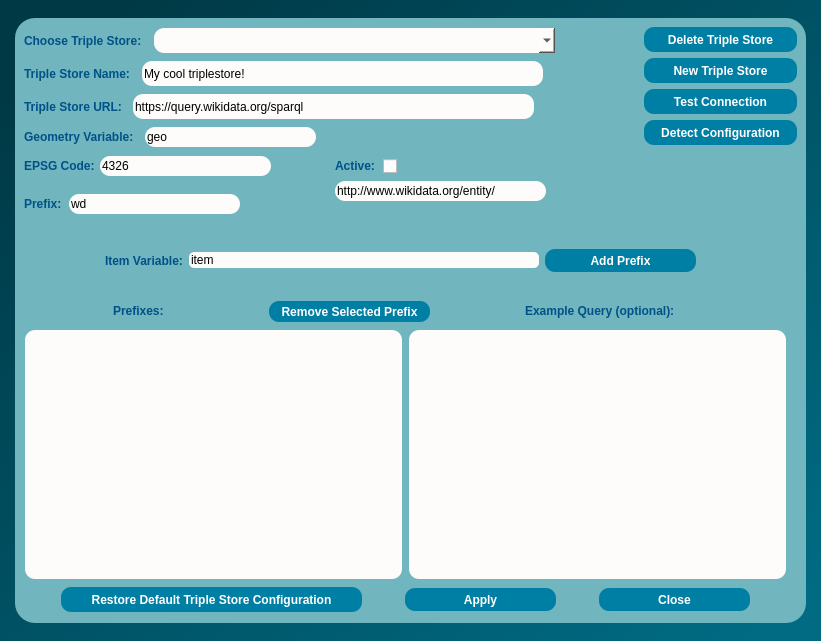
The window that dialogs/ui/triplestoredialog.ui (sparqlunicorn/sparqlunicornGoesGIS) describes before a commit, drawn with Qt 5.
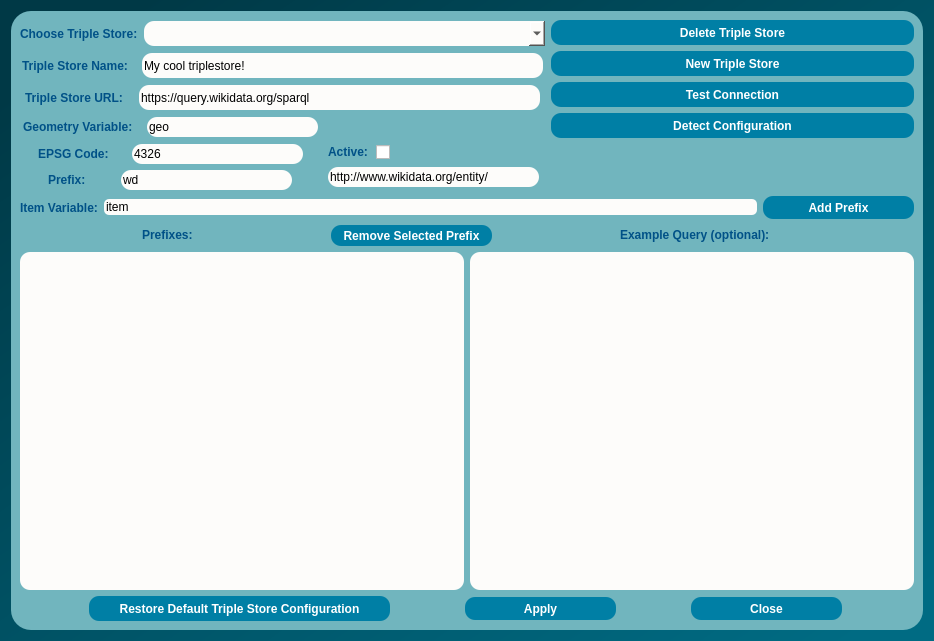
The same window after the commit.

The edit to the form file:
```diff
--- a/dialogs/ui/triplestoredialog.ui
+++ b/dialogs/ui/triplestoredialog.ui
@@ -6,7 +6,7 @@
    <rect>
     <x>0</x>
     <y>0</y>
-    <width>821</width>
+    <width>934</width>
     <height>641</height>
    </rect>
   </property>
@@ -32,12 +32,6 @@
        <height>605</height>
       </size>
      </property>
-     <property name="maximumSize">
-      <size>
-       <width>791</width>
-       <height>605</height>
-      </size>
-     </property>
      <property name="styleSheet">
       <string notr="true">QObject#frame{
 	background-color:qlineargradient(spread:pad, x1:0, y1:0, x2:1, y2:1, stop:0.0113636 rgba(113, 181, 190, 255));
@@ -51,285 +45,8 @@
      <property name="frameShadow">
       <enum>QFrame::Raised</enum>
      </property>
-     <widget class="QWidget" name="layoutWidget">
-      <property name="geometry">
-       <rect>
-        <x>9</x>
-        <y>281</y>
-        <width>764</width>
-        <height>315</height>
-       </rect>
-      </property>
-      <layout class="QVBoxLayout" name="verticalLayout_6">
-       <item>
-        <layout class="QHBoxLayout" name="horizontalLayout_9">
-         <item>
-          <widget class="QLabel" name="prefixListLabel">
-           <property name="maximumSize">
-            <size>
-             <width>61</width>
-             <height>16</height>
-            </size>
-           </property>
-           <property name="font">
-            <font>
-             <pointsize>9</pointsize>
-             <weight>75</weight>
-             <bold>true</bold>
-            </font>
-           </property>
-           <property name="styleSheet">
-            <string notr="true">color:rgb(0, 81, 135);</string>
-           </property>
-           <property name="text">
-            <string>Prefixes:</string>
-           </property>
-          </widget>
-         </item>
-         <item>
-          <widget class="QPushButton" name="removePrefixButton">
-           <property name="minimumSize">
-            <size>
-             <width>161</width>
-             <height>21</height>
-            </size>
-           </property>
-           <property name="maximumSize">
-            <size>
-             <width>161</width>
-             <height>21</height>
-            </size>
-           </property>
-           <property name="font">
-            <font>
-             <pointsize>9</pointsize>
-             <weight>75</weight>
-             <bold>true</bold>
-            </font>
-           </property>
-           <property name="cursor">
-            <cursorShape>PointingHandCursor</cursorShape>
-           </property>
-           <property name="styleSheet">
-            <string notr="true">background-color:rgb(0, 127, 165);
-border-radius:10px;
-color: rgb(255, 255, 255);</string>
-           </property>
-           <property name="text">
-            <string>Remove Selected Prefix</string>
-           </property>
-          </widget>
-         </item>
-         <item>
-          <widget class="QLabel" name="exampleQueryLabel">
-           <property name="maximumSize">
-            <size>
-             <width>171</width>
-             <height>16</height>
-            </size>
-           </property>
-           <property name="font">
-            <font>
-             <pointsize>9</pointsize>
-             <weight>75</weight>
-             <bold>true</bold>
-            </font>
-           </property>
-           <property name="styleSheet">
-            <string notr="true">color:rgb(0, 81, 135);</string>
-           </property>
-           <property name="text">
-            <string>Example Query (optional):</string>
-           </property>
-          </widget>
-         </item>
-        </layout>
-       </item>
-       <item>
-        <layout class="QHBoxLayout" name="horizontalLayout_8">
-         <item>
-          <widget class="QListWidget" name="prefixList">
-           <property name="minimumSize">
-            <size>
-             <width>377</width>
-             <height>249</height>
-            </size>
-           </property>
-           <property name="maximumSize">
-            <size>
-             <width>377</width>
-             <height>249</height>
-            </size>
-           </property>
-           <property name="font">
-            <font>
-             <weight>75</weight>
-             <bold>true</bold>
-            </font>
-           </property>
-           <property name="styleSheet">
-            <string notr="true">border-radius:10px;
-
-border-color:rgb(45, 45, 45);
-
-background-color: rgb(253, 252, 250);</string>
-           </property>
-          </widget>
-         </item>
-         <item>
-          <widget class="QPlainTextEdit" name="exampleQuery">
-           <property name="minimumSize">
-            <size>
-             <width>377</width>
-             <height>249</height>
-            </size>
-           </property>
-           <property name="maximumSize">
-            <size>
-             <width>377</width>
-             <height>249</height>
-            </size>
-           </property>
-           <property name="styleSheet">
-            <string notr="true">border-radius:10px;
-
-border-color:rgb(45, 45, 45);
-
-background-color: rgb(253, 252, 250);</string>
-           </property>
-          </widget>
-         </item>
-        </layout>
-       </item>
-       <item>
-        <layout class="QHBoxLayout" name="horizontalLayout_10">
-         <item>
-          <widget class="QPushButton" name="resetConfiguration">
-           <property name="minimumSize">
-            <size>
-             <width>301</width>
-             <height>25</height>
-            </size>
-           </property>
-           <property name="maximumSize">
-            <size>
-             <width>301</width>
-             <height>25</height>
-            </size>
-           </property>
-           <property name="font">
-            <font>
-             <pointsize>9</pointsize>
-             <weight>75</weight>
-             <bold>true</bold>
-            </font>
-           </property>
-           <property name="cursor">
-            <cursorShape>PointingHandCursor</cursorShape>
-           </property>
-           <property name="styleSheet">
-            <string notr="true">background-color:rgb(0, 127, 165);
-border-radius:10px;
-color: rgb(255, 255, 255);</string>
-           </property>
-           <property name="text">
-            <string>Restore Default Triple Store Configuration</string>
-           </property>
-          </widget>
-         </item>
-         <item>
-          <widget class="QPushButton" name="tripleStoreApplyButton">
-           <property name="minimumSize">
-            <size>
-             <width>151</width>
-             <height>23</height>
-            </size>
-           </property>
-           <property name="maximumSize">
-            <size>
-             <width>151</width>
-             <height>23</height>
-            </size>
-           </property>
-           <property name="font">
-            <font>
-             <pointsize>9</pointsize>
-             <weight>75</weight>
-             <bold>true</bold>
-            </font>
-           </property>
-           <property name="cursor">
-            <cursorShape>PointingHandCursor</cursorShape>
-           </property>
-           <property name="styleSheet">
-            <string notr="true">background-color:rgb(0, 127, 165);
-border-radius:10px;
-color: rgb(255, 255, 255);</string>
-           </property>
-           <property name="text">
-            <string>Apply</string>
-           </property>
-          </widget>
-         </item>
-         <item>
-          <widget class="QPushButton" name="tripleStoreCloseButton">
-           <property name="minimumSize">
-            <size>
-             <width>151</width>
-             <height>23</height>
-            </size>
-           </property>
-           <property name="maximumSize">
-            <size>
-             <width>151</width>
-             <height>23</height>
-            </size>
-           </property>
-           <property name="font">
-            <font>
-             <pointsize>9</pointsize>
-             <weight>75</weight>
-             <bold>true</bold>
-            </font>
-           </property>
-           <property name="cursor">
-            <cursorShape>PointingHandCursor</cursorShape>
-           </property>
-           <property name="styleSheet">
-            <string notr="true">background-color:rgb(0, 127, 165);
-border-radius:10px;
-color: rgb(255, 255, 255);</string>
-           </property>
-           <property name="text">
-            <string>Close</string>
-           </property>
-          </widget>
-         </item>
-        </layout>
-       </item>
-      </layout>
-     </widget>
-     <widget class="QWidget" name="layoutWidget">
-      <property name="geometry">
-       <rect>
-        <x>9</x>
-        <y>9</y>
-        <width>533</width>
-        <height>27</height>
-       </rect>
-      </property>
-      <property name="minimumSize">
-       <size>
-        <width>533</width>
-        <height>27</height>
-       </size>
-      </property>
-      <property name="maximumSize">
-       <size>
-        <width>533</width>
-        <height>27</height>
-       </size>
-      </property>
+     <layout class="QGridLayout" name="gridLayout_2">
+      <item row="0" column="0" colspan="2">
       <layout class="QHBoxLayout" name="horizontalLayout">
        <item>
         <widget class="QLabel" name="tripleStoreChooserLabel">
@@ -383,16 +100,8 @@
         </widget>
        </item>
       </layout>
-     </widget>
-     <widget class="QWidget" name="layoutWidget">
-      <property name="geometry">
-       <rect>
-        <x>629</x>
-        <y>9</y>
-        <width>153</width>
-        <height>120</height>
-       </rect>
-      </property>
+      </item>
+      <item row="0" column="2" rowspan="4">
       <layout class="QVBoxLayout" name="verticalLayout">
        <item>
         <widget class="QPushButton" name="deleteTripleStore">
@@ -507,28 +216,8 @@
         </widget>
        </item>
       </layout>
-     </widget>
-     <widget class="QWidget" name="layoutWidget">
-      <property name="geometry">
-       <rect>
-        <x>9</x>
-        <y>42</y>
-        <width>521</width>
-        <height>27</height>
-       </rect>
-      </property>
-      <property name="minimumSize">
-       <size>
-        <width>521</width>
-        <height>27</height>
-       </size>
-      </property>
-      <property name="maximumSize">
-       <size>
-        <width>521</width>
-        <height>27</height>
-       </size>
-      </property>
+      </item>
+      <item row="1" column="0" colspan="2">
       <layout class="QHBoxLayout" name="horizontalLayout_2">
        <item>
         <widget class="QLabel" name="tripleStoreNameLabel">
@@ -580,28 +269,8 @@
         </widget>
        </item>
       </layout>
-     </widget>
-     <widget class="QWidget" name="layoutWidget">
-      <property name="geometry">
-       <rect>
-        <x>9</x>
-        <y>75</y>
-        <width>512</width>
-        <height>27</height>
-       </rect>
-      </property>
-      <property name="minimumSize">
-       <size>
-        <width>512</width>
-        <height>27</height>
-       </size>
-      </property>
-      <property name="maximumSize">
-       <size>
-        <width>512</width>
-        <height>27</height>
-       </size>
-      </property>
+      </item>
+      <item row="2" column="0" colspan="2">
       <layout class="QHBoxLayout" name="horizontalLayout_3">
        <item>
         <widget class="QLabel" name="tripleStoreLabel">
@@ -653,28 +322,8 @@
         </widget>
        </item>
       </layout>
-     </widget>
-     <widget class="QWidget" name="layoutWidget">
-      <property name="geometry">
-       <rect>
-        <x>9</x>
-        <y>108</y>
-        <width>294</width>
-        <height>22</height>
-       </rect>
-      </property>
-      <property name="minimumSize">
-       <size>
-        <width>294</width>
-        <height>22</height>
-       </size>
-      </property>
-      <property name="maximumSize">
-       <size>
-        <width>294</width>
-        <height>22</height>
-       </size>
-      </property>
+      </item>
+      <item row="3" column="0">
       <layout class="QHBoxLayout" name="horizontalLayout_4">
        <item>
         <widget class="QLabel" name="queryVarLabel">
@@ -726,28 +375,8 @@
         </widget>
        </item>
       </layout>
-     </widget>
-     <widget class="QWidget" name="layoutWidget">
-      <property name="geometry">
-       <rect>
-        <x>9</x>
-        <y>137</y>
-        <width>249</width>
-        <height>22</height>
-       </rect>
-      </property>
-      <property name="minimumSize">
-       <size>
-        <width>249</width>
-        <height>22</height>
-       </size>
-      </property>
-      <property name="maximumSize">
-       <size>
-        <width>249</width>
-        <height>22</height>
-       </size>
-      </property>
+      </item>
+      <item row="4" column="0">
       <layout class="QHBoxLayout" name="horizontalLayout_5">
        <item>
         <widget class="QLabel" name="epsgLabel">
@@ -799,89 +428,8 @@
         </widget>
        </item>
       </layout>
-     </widget>
-     <widget class="QWidget" name="layoutWidget">
-      <property name="geometry">
-       <rect>
-        <x>9</x>
-        <y>175</y>
-        <width>218</width>
-        <height>22</height>
-       </rect>
-      </property>
-      <property name="minimumSize">
-       <size>
-        <width>218</width>
-        <height>22</height>
-       </size>
-      </property>
-      <property name="maximumSize">
-       <size>
-        <width>218</width>
-        <height>22</height>
-       </size>
-      </property>
-      <layout class="QHBoxLayout" name="horizontalLayout_6">
-       <item>
-        <widget class="QLabel" name="tripleStorePrefixNameLabel">
-         <property name="maximumSize">
-          <size>
-           <width>39</width>
-           <height>20</height>
-          </size>
-         </property>
-         <property name="font">
-          <font>
-           <pointsize>9</pointsize>
-           <weight>75</weight>
-           <bold>true</bold>
-          </font>
-         </property>
-         <property name="styleSheet">
-          <string notr="true">color:rgb(0, 81, 135);</string>
-         </property>
-         <property name="text">
-          <string>Prefix:</string>
-         </property>
-        </widget>
-       </item>
-       <item>
-        <widget class="QLineEdit" name="tripleStorePrefixNameEdit">
-         <property name="minimumSize">
-          <size>
-           <width>171</width>
-           <height>20</height>
-          </size>
-         </property>
-         <property name="maximumSize">
-          <size>
-           <width>171</width>
-           <height>20</height>
-          </size>
-         </property>
-         <property name="styleSheet">
-          <string notr="true">border-radius:10px;
-
-border-color:rgb(45, 45, 45);
-
-background-color: rgb(253, 252, 250);</string>
-         </property>
-         <property name="text">
-          <string>wd</string>
-         </property>
-        </widget>
-       </item>
-      </layout>
-     </widget>
-     <widget class="QWidget" name="layoutWidget">
-      <property name="geometry">
-       <rect>
-        <x>320</x>
-        <y>140</y>
-        <width>271</width>
-        <height>44</height>
-       </rect>
-      </property>
+      </item>
+      <item row="4" column="1" rowspan="2">
       <layout class="QVBoxLayout" name="verticalLayout_2">
        <item>
         <layout class="QHBoxLayout" name="horizontalLayout_11">
@@ -947,16 +495,61 @@
         </widget>
        </item>
       </layout>
-     </widget>
-     <widget class="QWidget" name="layoutWidget">
-      <property name="geometry">
-       <rect>
-        <x>90</x>
-        <y>230</y>
-        <width>591</width>
-        <height>25</height>
-       </rect>
-      </property>
+      </item>
+      <item row="5" column="0">
+       <layout class="QHBoxLayout" name="horizontalLayout_6">
+        <item>
+         <widget class="QLabel" name="tripleStorePrefixNameLabel">
+          <property name="maximumSize">
+           <size>
+            <width>39</width>
+            <height>20</height>
+           </size>
+          </property>
+          <property name="font">
+           <font>
+            <pointsize>9</pointsize>
+            <weight>75</weight>
+            <bold>true</bold>
+           </font>
+          </property>
+          <property name="styleSheet">
+           <string notr="true">color:rgb(0, 81, 135);</string>
+          </property>
+          <property name="text">
+           <string>Prefix:</string>
+          </property>
+         </widget>
+        </item>
+        <item>
+         <widget class="QLineEdit" name="tripleStorePrefixNameEdit">
+          <property name="minimumSize">
+           <size>
+            <width>171</width>
+            <height>20</height>
+           </size>
+          </property>
+          <property name="maximumSize">
+           <size>
+            <width>171</width>
+            <height>20</height>
+           </size>
+          </property>
+          <property name="styleSheet">
+           <string notr="true">border-radius:10px;
+
+border-color:rgb(45, 45, 45);
+
+background-color: rgb(253, 252, 250);</string>
+          </property>
+          <property name="text">
+           <string>wd</string>
+          </property>
+         </widget>
+        </item>
+       </layout>
+      </item>
+      <item row="6" column="0" colspan="3">
       <layout class="QHBoxLayout" name="horizontalLayout_12">
        <item>
         <layout class="QHBoxLayout" name="horizontalLayout_7">
@@ -1028,7 +621,246 @@
         </widget>
        </item>
       </layout>
-     </widget>
+      </item>
+      <item row="7" column="0" colspan="3">
+       <layout class="QVBoxLayout" name="verticalLayout_6">
+        <item>
+         <layout class="QHBoxLayout" name="horizontalLayout_9">
+          <item>
+           <widget class="QLabel" name="prefixListLabel">
+            <property name="maximumSize">
+             <size>
+              <width>61</width>
+              <height>16</height>
+             </size>
+            </property>
+            <property name="font">
+             <font>
+              <pointsize>9</pointsize>
+              <weight>75</weight>
+              <bold>true</bold>
+             </font>
+            </property>
+            <property name="styleSheet">
+             <string notr="true">color:rgb(0, 81, 135);</string>
+            </property>
+            <property name="text">
+             <string>Prefixes:</string>
+            </property>
+           </widget>
+          </item>
+          <item>
+           <widget class="QPushButton" name="removePrefixButton">
+            <property name="minimumSize">
+             <size>
+              <width>161</width>
+              <height>21</height>
+             </size>
+            </property>
+            <property name="maximumSize">
+             <size>
+              <width>161</width>
+              <height>21</height>
+             </size>
+            </property>
+            <property name="font">
+             <font>
+              <pointsize>9</pointsize>
+              <weight>75</weight>
+              <bold>true</bold>
+             </font>
+            </property>
+            <property name="cursor">
+             <cursorShape>PointingHandCursor</cursorShape>
+            </property>
+            <property name="styleSheet">
+             <string notr="true">background-color:rgb(0, 127, 165);
+border-radius:10px;
+color: rgb(255, 255, 255);</string>
+            </property>
+            <property name="text">
+             <string>Remove Selected Prefix</string>
+            </property>
+           </widget>
+          </item>
+          <item>
+           <widget class="QLabel" name="exampleQueryLabel">
+            <property name="maximumSize">
+             <size>
+              <width>171</width>
+              <height>16</height>
+             </size>
+            </property>
+            <property name="font">
+             <font>
+              <pointsize>9</pointsize>
+              <weight>75</weight>
+              <bold>true</bold>
+             </font>
+            </property>
+            <property name="styleSheet">
+             <string notr="true">color:rgb(0, 81, 135);</string>
+            </property>
+            <property name="text">
+             <string>Example Query (optional):</string>
+            </property>
+           </widget>
+          </item>
+         </layout>
+        </item>
+        <item>
+         <layout class="QHBoxLayout" name="horizontalLayout_8">
+          <item>
+           <widget class="QListWidget" name="prefixList">
+            <property name="minimumSize">
+             <size>
+              <width>377</width>
+              <height>249</height>
+             </size>
+            </property>
+            <property name="font">
+             <font>
+              <weight>75</weight>
+              <bold>true</bold>
+             </font>
+            </property>
+            <property name="styleSheet">
+             <string notr="true">border-radius:10px;
+
+border-color:rgb(45, 45, 45);
+
+background-color: rgb(253, 252, 250);</string>
+            </property>
+           </widget>
+          </item>
+          <item>
+           <widget class="QPlainTextEdit" name="exampleQuery">
+            <property name="minimumSize">
+             <size>
+              <width>377</width>
+              <height>249</height>
+             </size>
+            </property>
+            <property name="styleSheet">
+             <string notr="true">border-radius:10px;
+
+border-color:rgb(45, 45, 45);
+
+background-color: rgb(253, 252, 250);</string>
+            </property>
+           </widget>
+          </item>
+         </layout>
+        </item>
+        <item>
+         <layout class="QHBoxLayout" name="horizontalLayout_10">
+          <item>
+           <widget class="QPushButton" name="resetConfiguration">
+            <property name="minimumSize">
+             <size>
+              <width>301</width>
+              <height>25</height>
+             </size>
+            </property>
+            <property name="maximumSize">
+             <size>
+              <width>301</width>
+              <height>25</height>
+             </size>
+            </property>
+            <property name="font">
+             <font>
+              <pointsize>9</pointsize>
+              <weight>75</weight>
+              <bold>true</bold>
+             </font>
+            </property>
+            <property name="cursor">
+             <cursorShape>PointingHandCursor</cursorShape>
+            </property>
+            <property name="styleSheet">
+             <string notr="true">background-color:rgb(0, 127, 165);
+border-radius:10px;
+color: rgb(255, 255, 255);</string>
+            </property>
+            <property name="text">
+             <string>Restore Default Triple Store Configuration</string>
+            </property>
+           </widget>
+          </item>
+          <item>
+           <widget class="QPushButton" name="tripleStoreApplyButton">
+            <property name="minimumSize">
+             <size>
+              <width>151</width>
+              <height>23</height>
+             </size>
+            </property>
+            <property name="maximumSize">
+             <size>
+              <width>151</width>
+              <height>23</height>
+             </size>
+            </property>
+            <property name="font">
+             <font>
+              <pointsize>9</pointsize>
+              <weight>75</weight>
+              <bold>true</bold>
+             </font>
+            </property>
+            <property name="cursor">
+             <cursorShape>PointingHandCursor</cursorShape>
+            </property>
+            <property name="styleSheet">
+             <string notr="true">background-color:rgb(0, 127, 165);
+border-radius:10px;
+color: rgb(255, 255, 255);</string>
+            </property>
+            <property name="text">
+             <string>Apply</string>
+            </property>
+           </widget>
+          </item>
+          <item>
+           <widget class="QPushButton" name="tripleStoreCloseButton">
+            <property name="minimumSize">
+             <size>
+              <width>151</width>
+              <height>23</height>
+             </size>
+            </property>
+            <property name="maximumSize">
+             <size>
+              <width>151</width>
+              <height>23</height>
+             </size>
+            </property>
+            <property name="font">
+             <font>
+              <pointsize>9</pointsize>
+              <weight>75</weight>
+              <bold>true</bold>
+             </font>
+            </property>
+            <property name="cursor">
+             <cursorShape>PointingHandCursor</cursorShape>
+            </property>
+            <property name="styleSheet">
+             <string notr="true">background-color:rgb(0, 127, 165);
+border-radius:10px;
+color: rgb(255, 255, 255);</string>
+            </property>
+            <property name="text">
+             <string>Close</string>
+            </property>
+           </widget>
+          </item>
+         </layout>
+        </item>
+       </layout>
+      </item>
+     </layout>
     </widget>
    </item>
   </layout>
```
Lines whose indentation alone changed are shown as unchanged.
